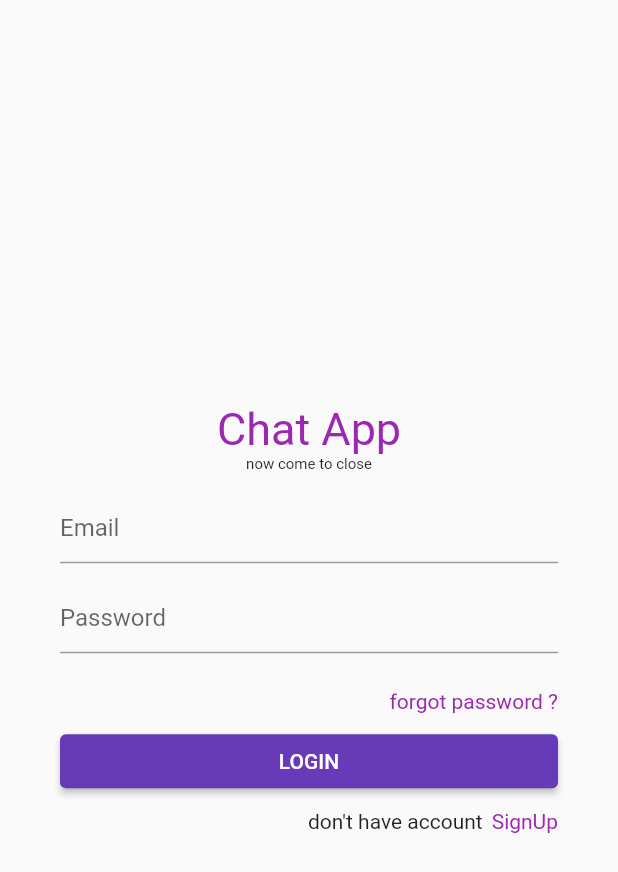
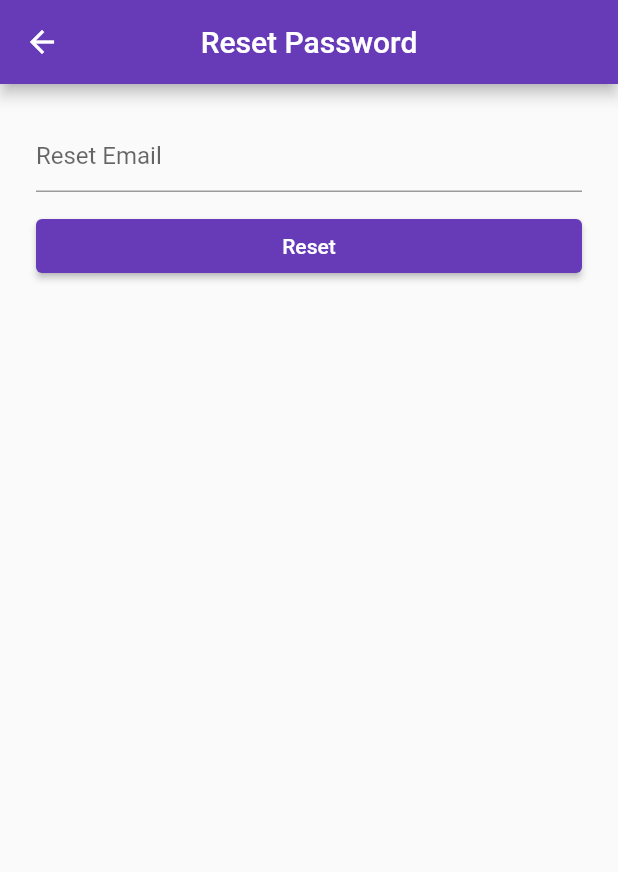
Before and after one commit to farmanzia/flutter_chat_app, a Flutter app: the screen it shows after launch, after a tap on "forgot password ?", on a phone screen of 412 x 824 dp. Shown: the top 872 px of the screen. Run offline on Flutter 3.47's test engine with Material 2 defaults, Android fonts, the phone set to English and light mode, and no system bars; our stand-ins replace cloud_firestore, firebase_auth, firebase_core; accounts and stored records are empty.

Commit message:
reset Screen

```diff
--- a/lib/main.dart
+++ b/lib/main.dart
@@ -1,3 +1,4 @@
+import 'package:chatapp_firebase/screen/resetScreen.dart';
 import 'package:chatapp_firebase/screen/signup.dart';
 import 'package:firebase_core/firebase_core.dart';
 import 'package:flutter/material.dart';
--- a/lib/screen/login.dart
+++ b/lib/screen/login.dart
@@ -3,6 +3,7 @@ import 'package:firebase_auth/firebase_auth.dart';
 import 'package:flutter/material.dart';
 
 import 'home.dart';
+import 'resetScreen.dart';
 
 class LogInScreen extends StatefulWidget {
   const LogInScreen({Key? key}) : super(key: key);
@@ -21,13 +22,7 @@ class _LogInScreenState extends State<LogInScreen> {
           .showSnackBar(SnackBar(content: Text("all field mendatory")));
     } else {
       logIn(emailController.text.trim(), passwordController.text);
-
-      // ScaffoldMessenger.of(context)
-      //     .showSnackBar(SnackBar(content: Text("User Does Not Exist")));
     }
-    // else {
-    //
-    // }
   }
 
   logIn(String email, String password) async {
@@ -82,7 +77,10 @@ class _LogInScreenState extends State<LogInScreen> {
               Align(
                 alignment: Alignment.centerRight,
                 child: InkWell(
-                    onTap: () {},
+                    onTap: () {
+                      Navigator.push(context,
+                          MaterialPageRoute(builder: (_) => ResetScreen()));
+                    },
                     child: const Text(
                       "forgot password ?",
                       style: TextStyle(color: Colors.purple),
--- /dev/null
+++ b/lib/screen/resetScreen.dart
@@ -0,0 +1,37 @@
+import 'package:flutter/material.dart';
+
+class ResetScreen extends StatefulWidget {
+  const ResetScreen({Key? key}) : super(key: key);
+
+  @override
+  State<ResetScreen> createState() => _ResetScreenState();
+}
+
+class _ResetScreenState extends State<ResetScreen> {
+  @override
+  Widget build(BuildContext context) {
+    return Scaffold(
+      appBar: AppBar(
+          automaticallyImplyLeading: true,
+          title: Text("Reset Password"),
+          centerTitle: true),
+      body: Padding(
+        padding: const EdgeInsets.all(24.0),
+        child: Center(
+            child: Column(
+          children: [
+            TextFormField(
+              decoration: InputDecoration(hintText: "Reset Email"),
+            ),
+            const SizedBox(
+              height: 12,
+            ),
+            SizedBox(
+                width: MediaQuery.of(context).size.width,
+                child: ElevatedButton(onPressed: () {}, child: Text("Reset")))
+          ],
+        )),
+      ),
+    );
+  }
+}
```
